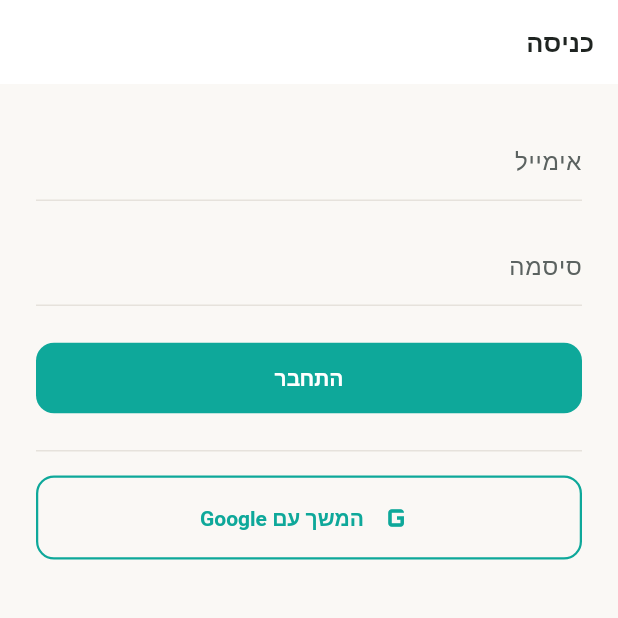
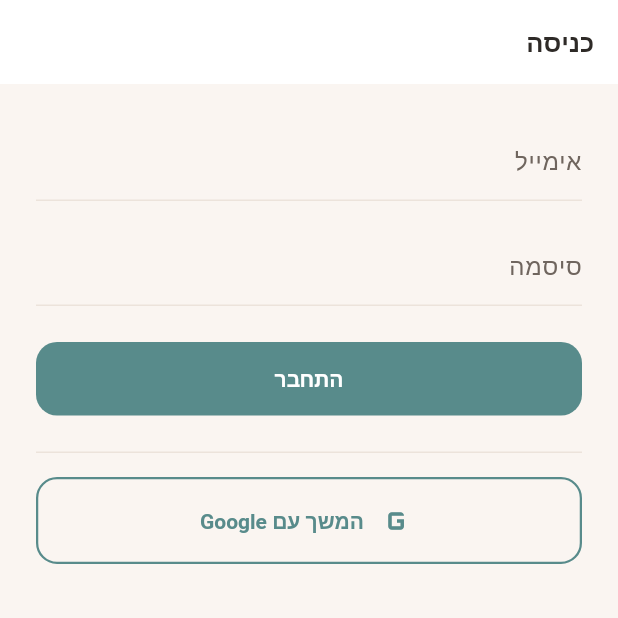
Before and after one commit to shaypahima/schedule, a Flutter app: the screen it shows after launch, on a phone screen of 412 x 824 dp, the top half of it. Run offline on Flutter 3.47's test engine with Material 3 defaults, Android fonts, the phone set to English and light mode, and no system bars; our stand-ins replace dio, flutter_animate, flutter_riverpod, google_fonts, supabase_flutter; accounts and stored records are empty; Roboto replaces fonts that are missing (Heebo).

Commit message:
feat(ui): warm-studio palette refresh — teal + peach/amber/terracotta
Why: user wanted a visibly different, better-looking app (not just motion).
New palette from their swatch: #588B8B #FFFFFF #FFD5C2 #F28F3B #C8553D.

- BrandColors retuned app-wide (token names kept → propagates everywhere):
  muted teal primary, amber accent, terracotta strong/error, peach soft-fill,
  warm off-white bg, warm ink; harmonized success green
- cards lift on a soft teal-tinted shadow, radius 16→20; buttons radius 12→14
- secondaryContainer = peach; tertiary = terracotta
- fix two Colors.red strays → BrandColors.error
- motion layer + tabular figures retained; analyze clean, 159 flutter tests

Co-Authored-By: Claude Opus 4.8 (1M context) <noreply@anthropic.com>

```diff
--- a/mobile/lib/features/auth/intro_form_screen.dart
+++ b/mobile/lib/features/auth/intro_form_screen.dart
@@ -1,6 +1,7 @@
 import 'package:flutter/material.dart';
 import 'package:flutter_riverpod/flutter_riverpod.dart';
 
+import '../../theme.dart';
 import '../profile/profile_repository.dart';
 import 'intro_repository.dart';
 import 'role_router.dart';
@@ -132,7 +133,7 @@ class _IntroFormScreenState extends ConsumerState<IntroFormScreen> {
                   const SizedBox(height: 12),
                   Text(
                     _error!,
-                    style: const TextStyle(color: Colors.red),
+                    style: const TextStyle(color: BrandColors.error),
                     textAlign: TextAlign.right,
                   ),
                 ],
--- a/mobile/lib/features/bookings/cancel_request_sheet.dart
+++ b/mobile/lib/features/bookings/cancel_request_sheet.dart
@@ -1,6 +1,7 @@
 import 'package:flutter/material.dart';
 import 'package:flutter_riverpod/flutter_riverpod.dart';
 
+import '../../theme.dart';
 import 'booking.dart';
 import 'booking_repository.dart';
 
@@ -108,7 +109,7 @@ class _CancelRequestSheetState extends ConsumerState<CancelRequestSheet> {
           ),
           if (_error != null) ...[
             const SizedBox(height: 8),
-            Text(_error!, style: const TextStyle(color: Colors.red)),
+            Text(_error!, style: const TextStyle(color: BrandColors.error)),
           ],
           const SizedBox(height: 16),
           Row(
--- a/mobile/lib/theme.dart
+++ b/mobile/lib/theme.dart
@@ -1,25 +1,28 @@
 import 'package:flutter/material.dart';
 import 'package:google_fonts/google_fonts.dart';
 
-/// Velofit brand palette — "athletic energy".
-/// Teal primary, orange accent. Hue-shifted neutrals (warm grays).
+/// Velofit brand palette — "warm studio". Muted teal anchor + a warm
+/// peach→amber→terracotta family (teal↔orange are complementary). Sourced from
+/// the user's chosen swatch: #588B8B #FFFFFF #FFD5C2 #F28F3B #C8553D.
 class BrandColors {
-  static const teal = Color(0xFF0EA89A);
-  static const tealDark = Color(0xFF076B61);
-  static const orange = Color(0xFFFF6B35);
-  static const orangeDark = Color(0xFFD94F1F);
+  static const teal = Color(0xFF588B8B); // primary — muted, grounded
+  static const tealDark = Color(0xFF3F6766); // pressed / gradient end
+  static const orange = Color(0xFFF28F3B); // accent — warm amber
+  static const orangeDark = Color(0xFFC8553D); // accent pressed — terracotta
+  static const peach = Color(0xFFFFD5C2); // soft fill — chips, hero tiles, highlights
+  static const terracotta = Color(0xFFC8553D); // strong accent (alias of orangeDark)
 
-  // Warm neutrals (slight orange hue-shift)
-  static const bg = Color(0xFFFAF8F5);
+  // Warm neutrals (peach-leaning warm grays)
+  static const bg = Color(0xFFFAF5F1); // warm off-white page
   static const surface = Color(0xFFFFFFFF);
-  static const ink = Color(0xFF1F2421);
-  static const inkSoft = Color(0xFF5B6260);
-  static const inkMuted = Color(0xFF9BA29F);
-  static const line = Color(0xFFE6E2DC);
+  static const ink = Color(0xFF2E2A27); // warm near-black
+  static const inkSoft = Color(0xFF6F655E);
+  static const inkMuted = Color(0xFFA99E96);
+  static const line = Color(0xFFECE3DB); // warm hairline
 
-  static const success = Color(0xFF1F9D55);
+  static const success = Color(0xFF2F8F6B); // teal-leaning green (harmonized)
   static const warning = Color(0xFFB45309); // amber-700; legible on light bg
-  static const error = Color(0xFFC53030);
+  static const error = Color(0xFFC8553D); // terracotta reads as a warm red
 
   /// Canonical hero gradient — teal→tealDark, RTL-aware topRight→bottomLeft.
   /// Every full-bleed hero (trainee home, coach dashboard) uses this exact
@@ -28,8 +31,11 @@ class BrandColors {
     colors: [teal, tealDark],
     begin: Alignment.topRight,
     end: Alignment.bottomLeft,
-    stops: [0.2, 1.0],
+    stops: [0.1, 1.0],
   );
+
+  /// Brand-tinted soft shadow for card depth (never pure black).
+  static final cardShadow = teal.withValues(alpha: 0.10);
 }
 
 ThemeData buildBrandTheme() {
@@ -41,14 +47,14 @@ ThemeData buildBrandTheme() {
     onPrimaryContainer: BrandColors.tealDark,
     secondary: BrandColors.orange,
     onSecondary: Colors.white,
-    secondaryContainer: BrandColors.orange.withValues(alpha: 0.15),
+    secondaryContainer: BrandColors.peach,
     onSecondaryContainer: BrandColors.orangeDark,
-    tertiary: BrandColors.tealDark,
+    tertiary: BrandColors.terracotta,
     onTertiary: Colors.white,
     surface: BrandColors.surface,
     onSurface: BrandColors.ink,
     surfaceContainerHighest: BrandColors.bg,
-    surfaceContainerHigh: const Color(0xFFF2EFEA),
+    surfaceContainerHigh: const Color(0xFFF2EBE4),
     onSurfaceVariant: BrandColors.inkSoft,
     outline: BrandColors.line,
     outlineVariant: BrandColors.line.withValues(alpha: 0.5),
@@ -119,12 +125,15 @@ ThemeData buildBrandTheme() {
       iconTheme: const IconThemeData(color: BrandColors.ink),
     ),
     cardTheme: CardThemeData(
-      elevation: 0,
+      // Soft brand-tinted lift for depth instead of a hard hairline. Premium,
+      // and warm (never pure-black shadow).
+      elevation: 3,
       color: BrandColors.surface,
       surfaceTintColor: Colors.transparent,
+      shadowColor: BrandColors.cardShadow,
       shape: RoundedRectangleBorder(
-        borderRadius: BorderRadius.circular(16),
-        side: BorderSide(color: BrandColors.line),
+        borderRadius: BorderRadius.circular(20),
+        side: BorderSide(color: BrandColors.line.withValues(alpha: 0.7)),
       ),
       margin: const EdgeInsets.symmetric(vertical: 6),
     ),
@@ -133,8 +142,8 @@ ThemeData buildBrandTheme() {
         backgroundColor: BrandColors.teal,
         foregroundColor: Colors.white,
         textStyle: textTheme.labelLarge,
-        padding: const EdgeInsets.symmetric(horizontal: 20, vertical: 14),
-        shape: RoundedRectangleBorder(borderRadius: BorderRadius.circular(12)),
+        padding: const EdgeInsets.symmetric(horizontal: 22, vertical: 15),
+        shape: RoundedRectangleBorder(borderRadius: BorderRadius.circular(14)),
       ),
     ),
     outlinedButtonTheme: OutlinedButtonThemeData(
@@ -142,8 +151,8 @@ ThemeData buildBrandTheme() {
         foregroundColor: BrandColors.teal,
         side: const BorderSide(color: BrandColors.teal, width: 1.5),
         textStyle: textTheme.labelLarge,
-        padding: const EdgeInsets.symmetric(horizontal: 20, vertical: 14),
-        shape: RoundedRectangleBorder(borderRadius: BorderRadius.circular(12)),
+        padding: const EdgeInsets.symmetric(horizontal: 22, vertical: 15),
+        shape: RoundedRectangleBorder(borderRadius: BorderRadius.circular(14)),
       ),
     ),
     dividerTheme: const DividerThemeData(
```
Also changed, not shown: 1 other file.
